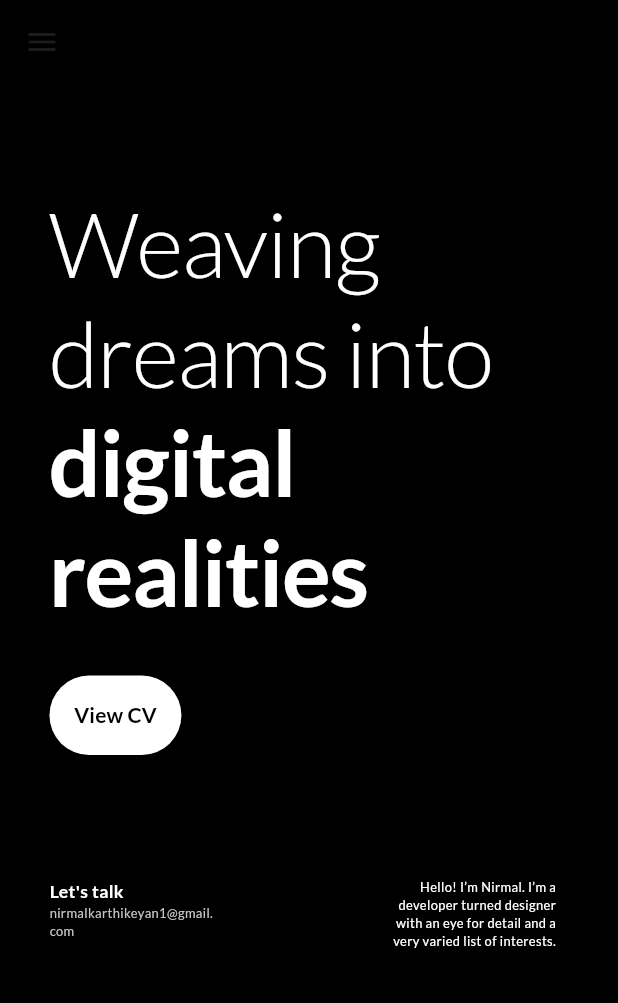
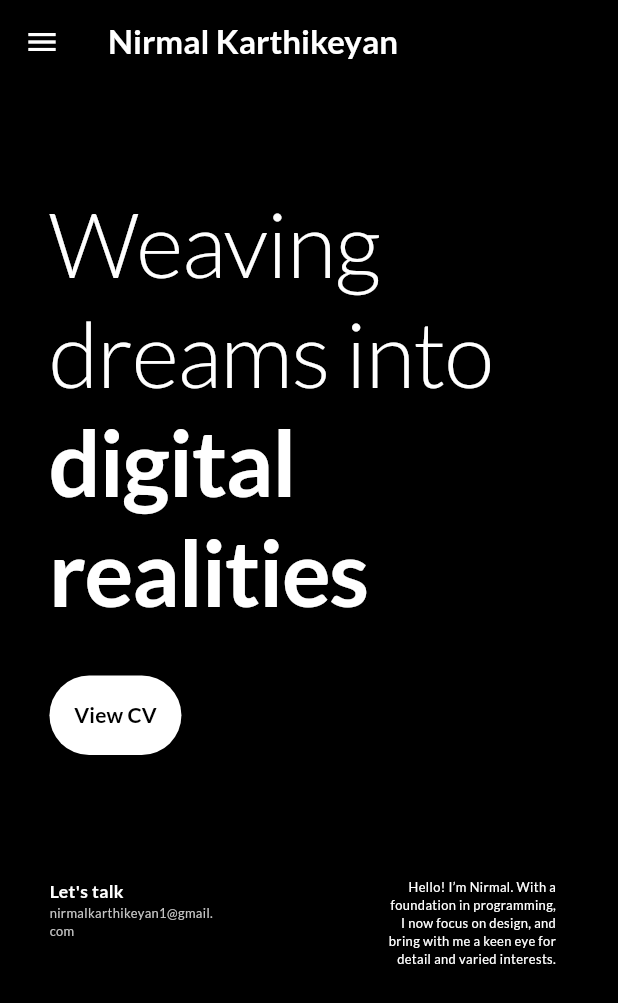
Before and after one commit to cyberwizard1001/flutter_portfolio, a Flutter app: the screen it shows after launch, on a phone screen of 412 x 824 dp. Shown: the top 1003 px of the screen. Run offline on Flutter 3.47's test engine with Material 3 defaults, Android fonts, the phone set to English and light mode, and no system bars; our stand-ins replace audioplayers, flutter_sticky_header, go_router, google_fonts, responsive_sizer, url_strategy; missing offline and left inert: syncfusion_flutter_pdfviewer; statements that could not run were skipped.

Commit message:
Added top navigation for mobile

```diff
--- a/lib/data/project_data.dart
+++ b/lib/data/project_data.dart
@@ -40,7 +40,6 @@ final project1 = ProjectModel(
 
       ],
     ),
-
   ],
   furtherReadingItems: [
     const ProjectsCard(projectID: 1),
--- a/lib/screens/home_page.dart
+++ b/lib/screens/home_page.dart
@@ -19,13 +19,13 @@ import 'package:flutter/material.dart';
 import 'package:flutter_portfolio/utils/colors.dart';
 import 'package:flutter_portfolio/widgets/home/terminal_interface_widget.dart';
 import 'package:flutter_portfolio/widgets/home/top_navigation.dart';
-import 'package:flutter_sticky_header/flutter_sticky_header.dart';
 import 'package:go_router/go_router.dart';
 import 'package:google_fonts/google_fonts.dart';
 import 'package:responsive_sizer/responsive_sizer.dart';
 import 'package:url_launcher/url_launcher.dart';
 
 import '../utils/responsive.dart';
+import '../widgets/home/mobile_top_navigation.dart';
 import '../widgets/projects/projects_card.dart';
 import '../widgets/projects/skill_card.dart';
 
@@ -40,13 +40,42 @@ class HomePage extends StatefulWidget {
 
 class _HomePageState extends State<HomePage> {
   final ScrollController _scrollController = ScrollController();
+  bool showButton = false;
+
+  @override
+  void initState() {
+    super.initState();
+    WidgetsBinding.instance.addPostFrameCallback((_) {
+      _scrollController.addListener(_scrollListener);
+    });
+  }
+
+  void _scrollListener() {
+    if (_scrollController.hasClients) {
+      final shouldShow = _scrollController.offset > 100;
+      if (shouldShow != showButton) {
+        setState(() {
+          showButton = shouldShow;
+        });
+      }
+    }
+  }
+
+  @override
+  void dispose() {
+    _scrollController.removeListener(_scrollListener);
+    _scrollController.dispose();
+    super.dispose();
+  }
 
   void toTop() {
+    if (_scrollController.hasClients) {
       _scrollController.animateTo(
         0,
         duration: const Duration(milliseconds: 500),
         curve: Curves.easeInOut,
       );
+    }
   }
 
   @override
@@ -63,48 +92,59 @@ class _HomePageState extends State<HomePage> {
               Scaffold.of(context).openDrawer();
             },
             icon: const Icon(Icons.menu),
+            // Add this to change the menu icon color
+            color: SiteColors.primaryDark,  // or any other contrasting color
+          ),
+        ),
+        title: Text(
+          'Nirmal Karthikeyan',
+          style: GoogleFonts.lato(
+            color: SiteColors.primaryDark,
+            fontWeight: FontWeight.bold,
           ),
         ),
       ),
+      drawer: Responsive.isDesktop(context)
+          ? null
+          : SizedBox(
+        // Add this to make drawer narrower than screen width
+        width: 70.w,
+        child: const MobileNavigation(),
+      ),
       body: Padding(
         padding: EdgeInsets.only(top: 20.0, left: 8.w, right: 10.w),
-        child: LayoutBuilder(builder: (context, constraints) {
-          return CustomScrollView(controller: _scrollController, slivers: [
-            SliverStickyHeader(
-              header:
-                  Responsive.isDesktop(context) ? const TopNavigation() : null,
-              sliver: SliverList(
+        child: LayoutBuilder(
+            builder: (context, constraints) {
+              return CustomScrollView(
+                controller: _scrollController,
+                slivers: [
+                  if (Responsive.isDesktop(context))
+                    const SliverToBoxAdapter(
+                      child: TopNavigation(),
+                    ),
+                  SliverList(
                     delegate: SliverChildListDelegate(
                       [
                         SizedBox(height: 6.h),
                         const LandingSection(),
-                    SizedBox(
-                      height: 25.h,
-                    ),
+                        SizedBox(height: 25.h),
                         ProjectsSection(),
-                    SizedBox(
-                      height: 25.h,
-                    ),
+                        SizedBox(height: 25.h),
                         const AboutSection(),
-                    SizedBox(
-                      height: 25.h,
-                    ),
+                        SizedBox(height: 25.h),
                         SkillsSection(),
-                    SizedBox(
-                      height: 25.h,
-                    ),
+                        SizedBox(height: 25.h),
                         const ConnectSection(),
-
-                    //Add more sections here
                       ],
                     ),
                   ),
+                ],
+              );
+            }
         ),
-          ]);
-        }),
       ),
       floatingActionButton: Visibility(
-        visible: _scrollController.hasClients && _scrollController.offset > 100,
+        visible: showButton,
         child: FloatingActionButton(
           onPressed: toTop,
           tooltip: 'To Top',
@@ -208,7 +248,7 @@ class LandingSection extends StatelessWidget {
               Expanded(
                 flex: 1,
                 child: Text(
-                  "Hello! I’m Nirmal. I’m a developer turned designer with an eye for detail and a very varied list of interests.",
+                  "Hello! I’m Nirmal. With a foundation in programming, I now focus on design, and bring with me a keen eye for detail and varied interests.",
                   textAlign: TextAlign.end,
                   style: GoogleFonts.lato(
                     color: SiteColors.primaryDark,
```
Also changed, not shown: lib/widgets/home/mobile_top_navigation.dart (added, +98 -0 lines), pubspec.lock. Lines whose indentation alone changed are shown as unchanged.
